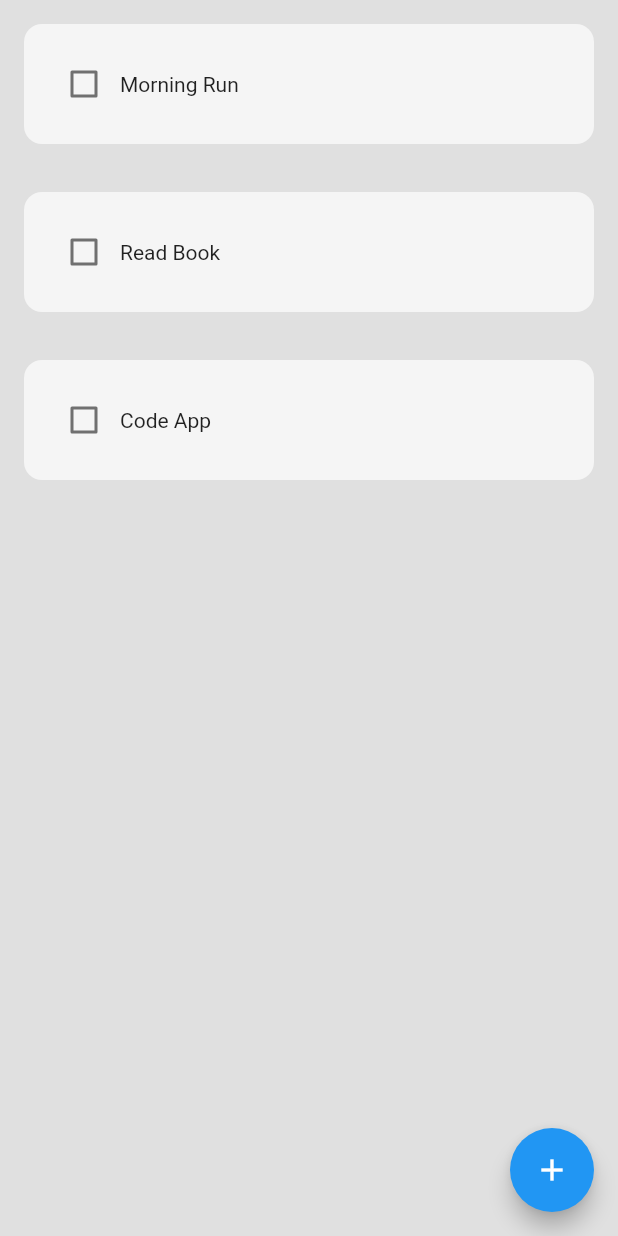
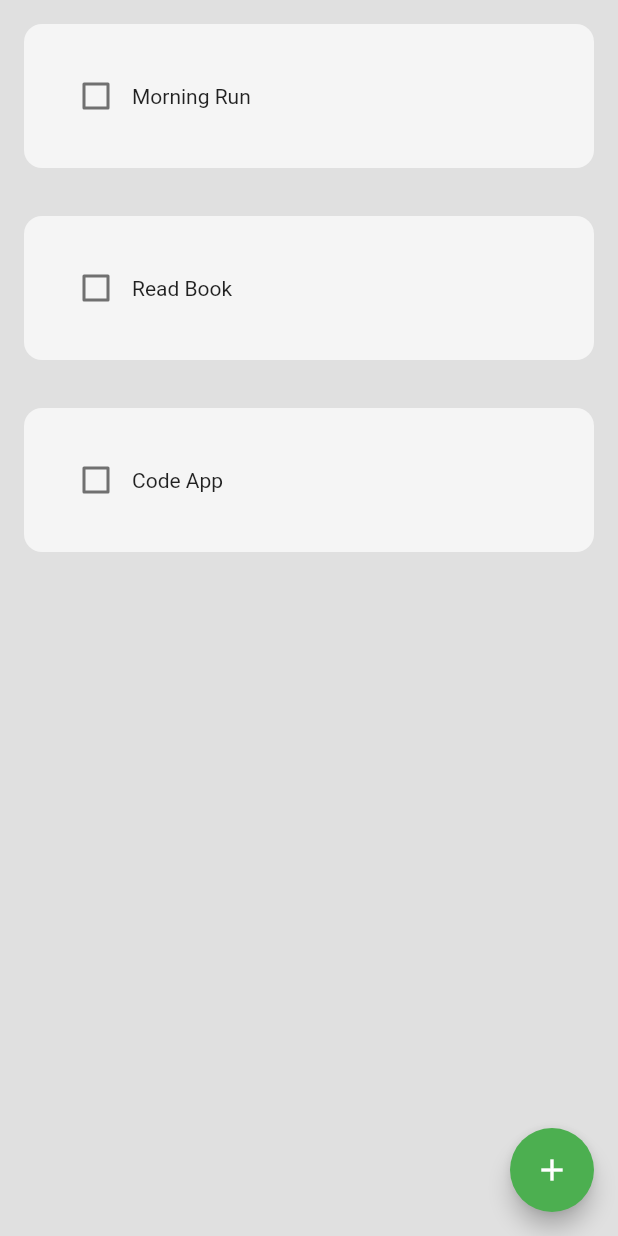
Before and after one commit to erolsarica/habit_tracker, a Flutter app: the screen it shows after launch, on a phone screen of 412 x 824 dp. Run offline on Flutter 3.47's test engine with Material 2 defaults, Android fonts, the phone set to English and light mode, and no system bars; drawn by our look-alikes of flutter_slidable.

```diff
--- a/lib/components/habit_tile.dart
+++ b/lib/components/habit_tile.dart
@@ -1,23 +1,49 @@
 import 'package:flutter/material.dart';
+import 'package:flutter_slidable/flutter_slidable.dart';
 
 class HabitTile extends StatelessWidget {
   final String habitName;
   final bool habitComplated;
   final Function(bool?)? onChanged;
+  final Function(BuildContext)? settingsTapped;
+  final Function(BuildContext)? deleteTapped;
 
   const HabitTile({
     super.key,
     required this.habitName,
     required this.habitComplated,
     required this.onChanged,
+    required this.settingsTapped,
+    required this.deleteTapped,
 });
 
   @override
   Widget build(BuildContext context) {
     return Padding(
       padding: const EdgeInsets.all(16.0),
+      child: Slidable(
+        endActionPane: ActionPane(
+          motion: const StretchMotion(),
+          children: [
+            // settings option
+            SlidableAction(
+              onPressed: settingsTapped,
+              backgroundColor: Colors.grey.shade800,
+              icon: Icons.settings,
+              borderRadius: BorderRadius.circular(12),
+            ),
+
+            // delete option
+            SlidableAction(
+              onPressed: deleteTapped,
+              backgroundColor: Colors.red.shade400,
+              icon: Icons.delete,
+              borderRadius: BorderRadius.circular(12),
+            ),
+          ],
+        ),
         child: Container(
-        padding: EdgeInsets.all(16.0),
+          padding: EdgeInsets.all(24.0),
           decoration: BoxDecoration(
               color: Colors.grey[100],
               borderRadius: BorderRadius.circular(12),
@@ -36,6 +62,7 @@ class HabitTile extends StatelessWidget {
             ],
         ),
         ),
+      ),
     );
   }
 }
--- a/lib/main.dart
+++ b/lib/main.dart
@@ -14,6 +14,7 @@ class MyApp extends StatelessWidget {
     return MaterialApp(
       debugShowCheckedModeBanner: false,
       home: const HomePage(),
+      theme: ThemeData(primarySwatch: Colors.green),
       //theme: ThemeData(primarySwatch: Colors.red),
     );
   }
--- a/pubspec.yaml
+++ b/pubspec.yaml
@@ -36,6 +36,7 @@ dependencies:
   # The following adds the Cupertino Icons font to your application.
   # Use with the CupertinoIcons class for iOS style icons.
   cupertino_icons: ^1.0.2
+  flutter_slidable: ^1.2.0
 
 dev_dependencies:
   flutter_test:
```
Also changed, not shown: lib/components/my_alert_box.dart (added, +49 -0 lines), lib/components/new_habit_box.dart (deleted, +0 -12 lines), lib/pages/home_page.dart (+56 -3 lines), pubspec.lock. Lines whose indentation alone changed are shown as unchanged.
